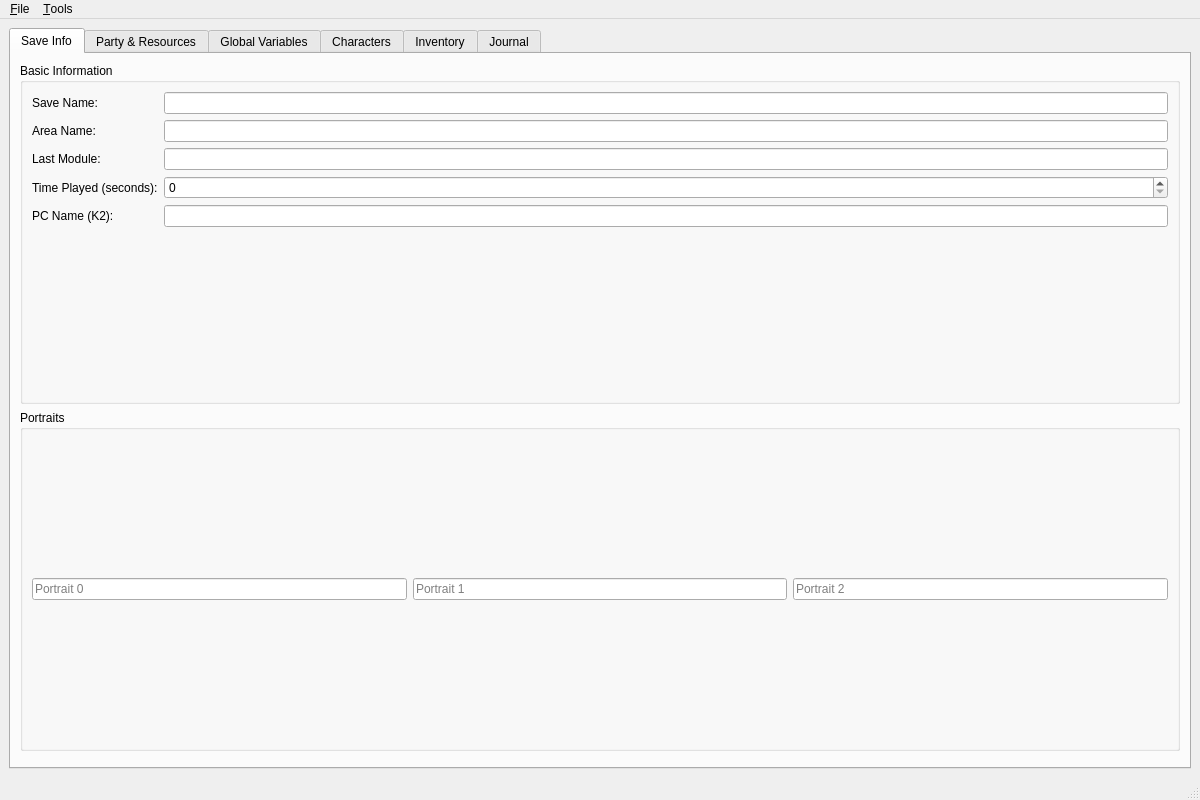
Before: the Qt Designer form Tools/HolocronToolset/src/ui/editors/savegame.ui in NickHugi/PyKotor, drawn with Qt 5.
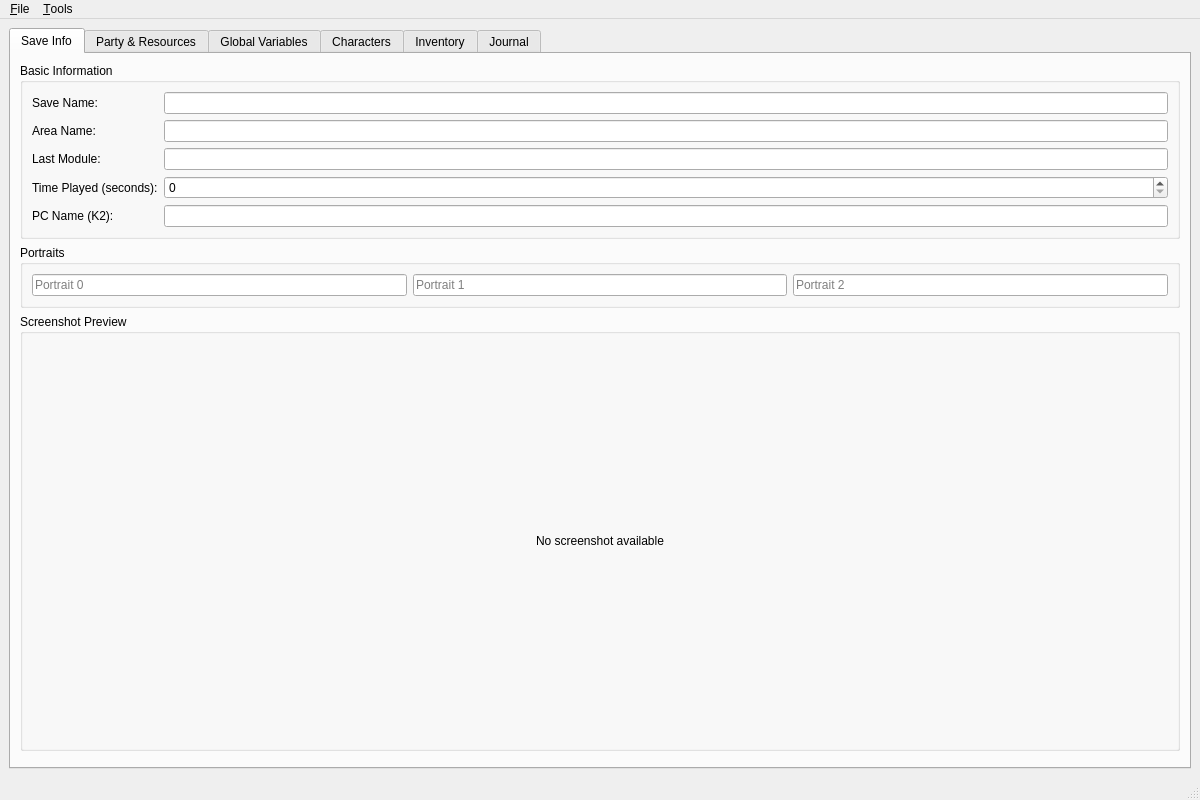
After: the same form once the commit is applied. The open tabs and pages were chosen to show the change.

Patch:
```diff
--- a/Tools/HolocronToolset/src/ui/editors/savegame.ui
+++ b/Tools/HolocronToolset/src/ui/editors/savegame.ui
@@ -120,6 +120,46 @@
           </layout>
          </widget>
         </item>
+        <item>
+         <widget class="QGroupBox" name="groupScreenshot">
+          <property name="title">
+           <string>Screenshot Preview</string>
+          </property>
+          <layout class="QVBoxLayout" name="verticalLayoutScreenshot">
+           <item>
+            <widget class="QLabel" name="labelScreenshotPreview">
+             <property name="minimumSize">
+              <size>
+               <width>400</width>
+               <height>300</height>
+              </size>
+             </property>
+             <property name="maximumSize">
+              <size>
+               <width>16777215</width>
+               <height>16777215</height>
+              </size>
+             </property>
+             <property name="text">
+              <string>No screenshot available</string>
+             </property>
+             <property name="alignment">
+              <set>Qt::AlignCenter</set>
+             </property>
+             <property name="scaledContents">
+              <bool>false</bool>
+             </property>
+             <property name="sizePolicy">
+              <sizepolicy hsizetype="Expanding" vsizetype="Expanding">
+               <horstretch>0</horstretch>
+               <verstretch>0</verstretch>
+              </sizepolicy>
+             </property>
+            </widget>
+           </item>
+          </layout>
+         </widget>
+        </item>
         <item>
          <spacer name="verticalSpacerSaveInfo">
           <property name="orientation">
```
Left out of the diff: 23 changed lines with no effect on the pictures.
